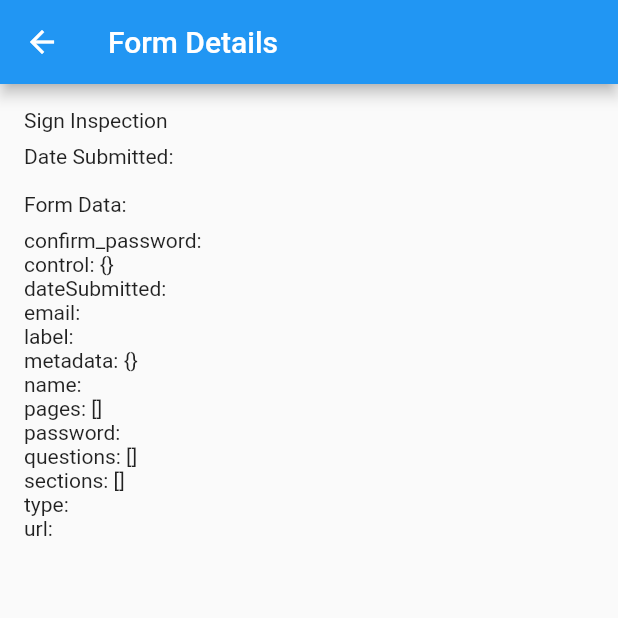
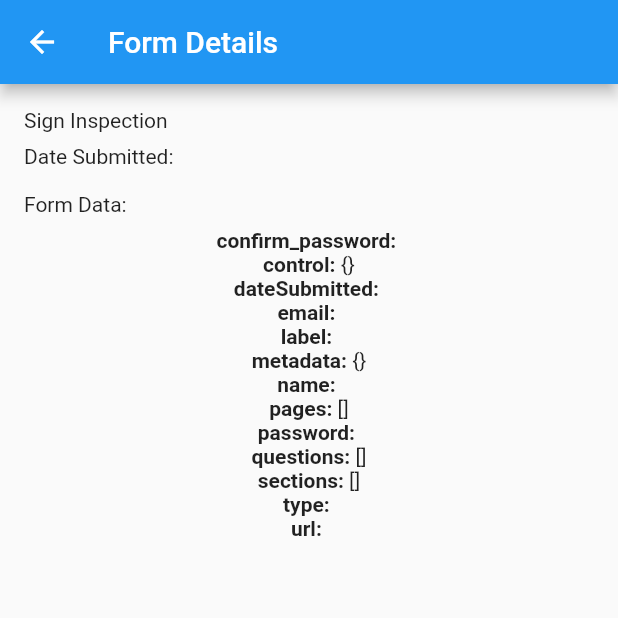
Before and after one commit to a307/tru-dawson-project, a Flutter app: the FormDetailsPage screen opened directly with empty values, on a phone screen of 412 x 824 dp, the top half of it. Run offline on Flutter 3.47's test engine with Material 2 defaults, Android fonts, the phone set to English and light mode, and no system bars; our stand-ins replace cloud_firestore, firebase_auth, firebase_core, firebase_database, firebase_storage, flutter_form_builder and 6 more; missing offline and left inert: crypt; accounts and stored records are empty.

Commit message:
Made a Form Field widget file for displaying past forms

```diff
--- /dev/null
+++ b/tru_dawson_project/lib/form_field.dart
@@ -0,0 +1,64 @@
+import 'package:flutter/material.dart';
+
+class FormFieldWidget extends StatelessWidget {
+  final name;
+  final value;
+
+  const FormFieldWidget({super.key, required this.name, required this.value});
+
+  @override
+  Widget build(BuildContext context) {
+    String fieldName = name.toString();
+    List<String> splitName = fieldName.split(' ');
+    String fieldNameType = splitName[0];
+    RegExp pattern = RegExp(
+        'signature'); // Pattern for detecting a signature field, since in the firestore database the field name is 'signature[0]'
+
+    if (pattern.hasMatch(fieldNameType)) {
+      fieldNameType = 'Signature';
+    }
+
+    if (fieldNameType == 'Signature' || fieldNameType == 'image') {
+      return Column(
+        mainAxisAlignment: MainAxisAlignment.center,
+        children: <Widget>[
+          Text(
+            '$fieldName:',
+            style: TextStyle(
+              fontSize: 14,
+              fontWeight: FontWeight.bold,
+            ),
+          ),
+          SizedBox(height: 16),
+          Image.network(
+            '$value',
+            width: 250,
+            height: 150,
+            fit: BoxFit.cover,
+          )
+        ],
+      );
+    } else {
+      String content = value.toString();
+      return Row(
+        mainAxisAlignment: MainAxisAlignment.center,
+        children: <Widget>[
+          Text(
+            '$fieldName: ',
+            style: TextStyle(
+              fontSize: 14,
+              fontWeight: FontWeight.bold,
+            ),
+          ),
+          Text(
+            content,
+            style: TextStyle(
+              fontSize: 14,
+              fontWeight: FontWeight.normal,
+            ),
+          ),
+        ],
+      );
+    }
+  }
+}
--- a/tru_dawson_project/lib/view_past_forms.dart
+++ b/tru_dawson_project/lib/view_past_forms.dart
@@ -1,5 +1,6 @@
 import 'package:flutter/material.dart';
 import 'package:cloud_firestore/cloud_firestore.dart';
+import 'form_field.dart';
 
 class ViewPastForms extends StatelessWidget {
   @override
@@ -22,7 +23,8 @@ class ViewPastForms extends StatelessWidget {
             return ListView.builder(
               itemCount: snapshot.data!.docs.length,
               itemBuilder: (context, index) {
-                var form = snapshot.data!.docs[index].data() as Map<String, dynamic>;
+                var form =
+                    snapshot.data!.docs[index].data() as Map<String, dynamic>;
                 var dateSubmitted = form['dateSubmitted'] ?? 'N/A';
 
                 return ListTile(
@@ -82,7 +84,7 @@ class FormDetailsPage extends StatelessWidget {
   List<Widget> _buildFormDataWidgets(Map<String, dynamic> formData) {
     List<Widget> widgets = [];
     formData.forEach((key, value) {
-      widgets.add(Text('$key: $value'));
+      widgets.add(FormFieldWidget(name: key, value: value));
     });
     return widgets;
   }
```
